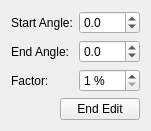
scribusproject/scribus, file scribus/ui/spiralvectorbase.ui: the form before one commit.
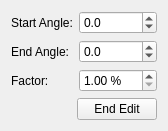
The form after the commit. Custom widgets are drawn as their Qt base class.

```diff
--- a/scribus/ui/spiralvectorbase.ui
+++ b/scribus/ui/spiralvectorbase.ui
@@ -73,7 +73,7 @@
       </widget>
      </item>
      <item row="2" column="1">
-      <widget class="QSpinBox" name="arcFactor">
+      <widget class="ScrSpinBox" name="arcFactor">
        <property name="suffix">
         <string> %</string>
        </property>
```
